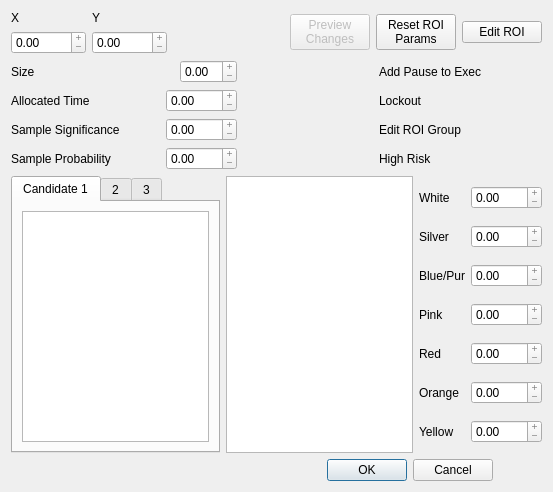
The window that cataglyphis_gui/qt_project_src/cataglyphis_gui/roi_dialog_form.ui (wvu-irl/cataglyphis3-software) describes before a commit, drawn with Qt 5.
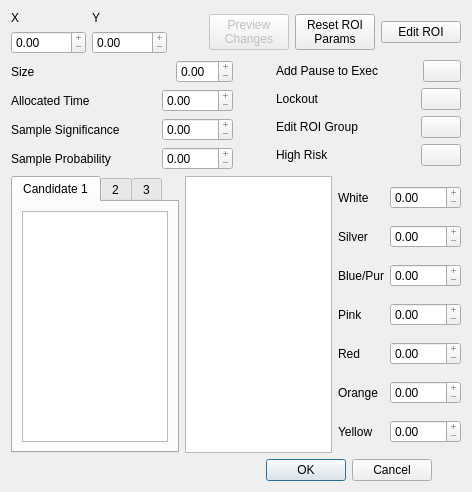
The same window after the commit. Custom widgets are drawn as their Qt base class.

Diff of the .ui file:
```diff
--- a/cataglyphis_gui/qt_project_src/cataglyphis_gui/roi_dialog_form.ui
+++ b/cataglyphis_gui/qt_project_src/cataglyphis_gui/roi_dialog_form.ui
@@ -6,7 +6,7 @@
    <rect>
     <x>0</x>
     <y>0</y>
-    <width>553</width>
+    <width>472</width>
     <height>492</height>
    </rect>
   </property>
@@ -338,7 +338,7 @@
           </spacer>
          </item>
          <item>
-          <widget class="QLedIndicator" name="add_pause_action_indicator" native="true">
+          <widget class="QLedIndicator" name="add_pause_action_indicator">
            <property name="minimumSize">
             <size>
              <width>14</width>
@@ -372,7 +372,7 @@
           </spacer>
          </item>
          <item>
-          <widget class="QLedIndicator" name="lockout_indicator" native="true">
+          <widget class="QLedIndicator" name="lockout_indicator">
            <property name="minimumSize">
             <size>
              <width>14</width>
@@ -406,7 +406,7 @@
           </spacer>
          </item>
          <item>
-          <widget class="QLedIndicator" name="edit_roi_group_indicator" native="true">
+          <widget class="QLedIndicator" name="edit_roi_group_indicator">
            <property name="minimumSize">
             <size>
              <width>14</width>
@@ -440,7 +440,7 @@
           </spacer>
          </item>
          <item>
-          <widget class="QLedIndicator" name="high_risk_indicator" native="true">
+          <widget class="QLedIndicator" name="high_risk_indicator">
            <property name="minimumSize">
             <size>
              <width>14</width>
@@ -737,7 +737,7 @@
  <customwidgets>
   <customwidget>
    <class>QLedIndicator</class>
-   <extends>QWidget</extends>
+   <extends>QPushButton</extends>
    <header>qledindicator.h</header>
   </customwidget>
  </customwidgets>
```
